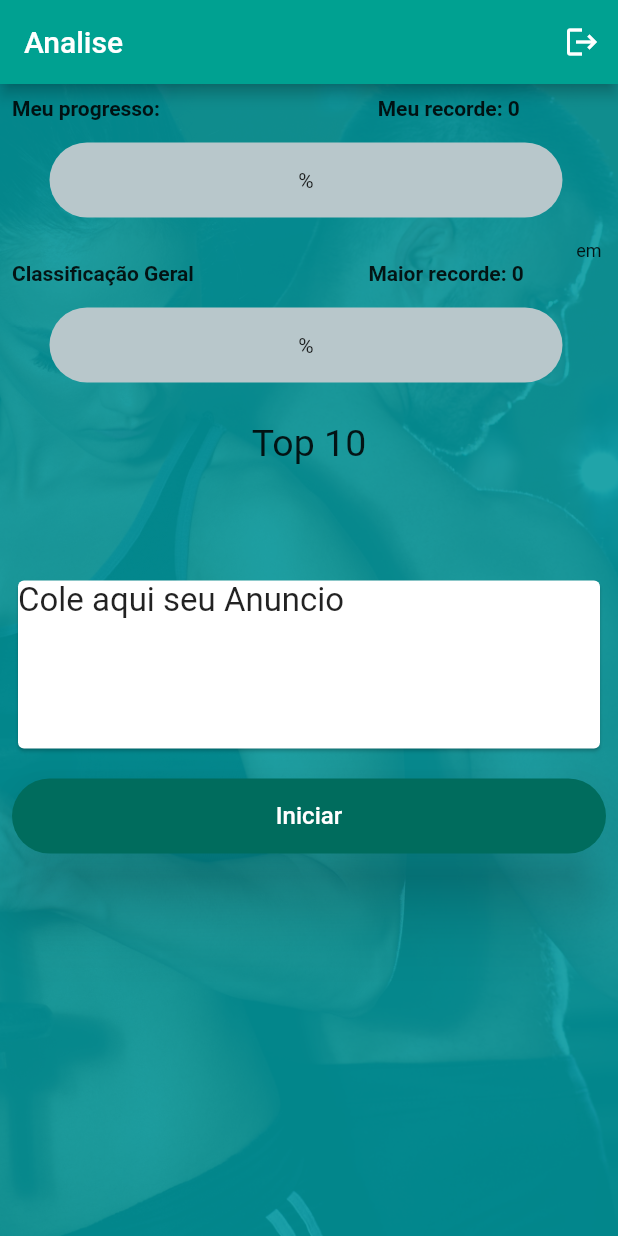
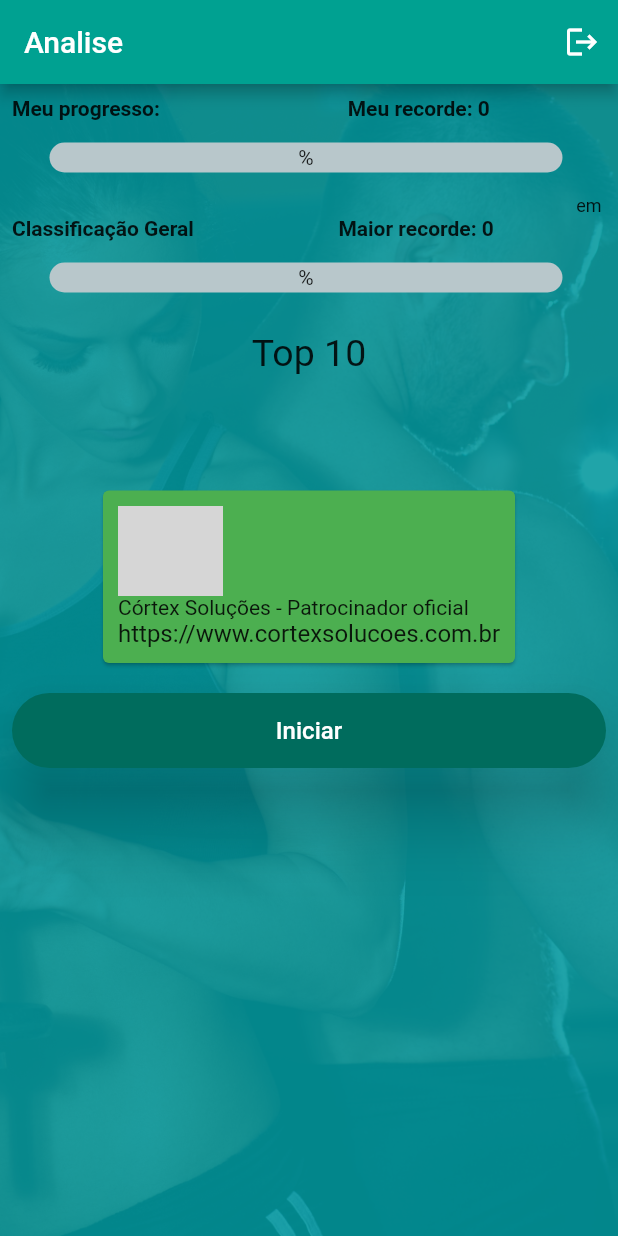
Before and after one commit to mariobyte/musculaquiz, a Flutter app: the Classificacao screen opened directly with empty values, on a phone screen of 412 x 824 dp. Run offline on Flutter 3.47's test engine with Material 2 defaults, Android fonts, the light colour scheme and no system bars; drawn by our look-alikes of percent_indicator; our stand-ins replace cloud_firestore, firebase_auth, firebase_core; missing offline and left inert: flutter_beep; accounts and stored records are empty; network calls fail; grey boxes are pictures that could not be loaded.

Commit message:
card com imagem

```diff
--- a/lib/classificacao.dart
+++ b/lib/classificacao.dart
@@ -132,11 +132,11 @@
                           style: TextStyle(
                               fontSize: 14, fontWeight: FontWeight.bold)),
                       VerticalDivider(
-                        width: 100,
+                        width: 90,
                         thickness: 0,
                       ),
                       Container(
-                        width: 140.0,
+                        width: 130.0,
                         child: Row(
                           children: <Widget>[
                             Text(
@@ -157,7 +157,7 @@
                     child: new LinearPercentIndicator(
                       width: MediaQuery.of(context).size.width - 50,
                       animation: true,
-                      lineHeight: 50.0,
+                      lineHeight: 20.0,
                       animationDuration: 2000,
                       percent: _percAcertoRecord,
                       center: Text(_percAcertoRecordText + '%'),
@@ -187,7 +187,7 @@
                         thickness: 0,
                       ),
                       Container(
-                        width: 140,
+                        width: 120,
                         child: Row(
                           children: <Widget>[
                             Text(
@@ -208,7 +208,7 @@
                     child: new LinearPercentIndicator(
                       width: MediaQuery.of(context).size.width - 50,
                       animation: true,
-                      lineHeight: 50.0,
+                      lineHeight: 20.0,
                       animationDuration: 2000,
                       percent: _percGeralRecord,
                       center: Text(_percGeralRecordText + '%'),
@@ -312,16 +312,7 @@
                     Container(padding: EdgeInsets.only(left: 0.0, top: 5.0))
                   ],
                 ),
-                SizedBox(
-                  width: 70.0,
-                  height: 120.0,
-                  child: const Card(
-                      child: Text(
-                    'Cole aqui seu Anuncio',
-                    style:
-                        TextStyle(fontSize: 22, fontWeight: FontWeight.normal),
-                  )),
-                ),
+               _patrocinio (),
                 Padding(
                   padding: EdgeInsets.only(top: 16, bottom: 10),
                   child: ElevatedButton(
@@ -541,6 +532,42 @@
     }
   }
 
+_patrocinio(){
+    return Container(
+        padding: EdgeInsets.all(0.0),
+        child: Center(
+          child: Column(
+            children: <Widget>[
+              Card(
+                color: Colors.green,
+                child: Container(
+                   padding: EdgeInsets.all(10),
+                   child: Column(
+                    crossAxisAlignment: CrossAxisAlignment.start,
+                    children: <Widget>[
+                       Image.network(
+   'https://cortexsolucoes.com.br/wp-content/uploads/2020/06/Logo-C%C3%B3rtex-Solu%C3%A7%C3%B5es-transp-3-300x157.png',
+                       height: 60,width: 70),
+                       Text(
+                   "Córtex Soluções - Patrocinador oficial",
+                        maxLines: 1,
+                        overflow: TextOverflow.ellipsis,
+                        style: TextStyle(fontSize: 14),
+                      ),
+                       Text(
+                        "https://www.cortexsolucoes.com.br",
+                        style: TextStyle(fontSize: 16),
+                      ),
+                    ]
+                   ),
+                ),
+             ),
+            ],
+          ),
+        ),
+       );
+  }
+
   _logout() {
     _deleteFile();
     Navigator.push(context, MaterialPageRoute(builder: (context) => Login()));
```
